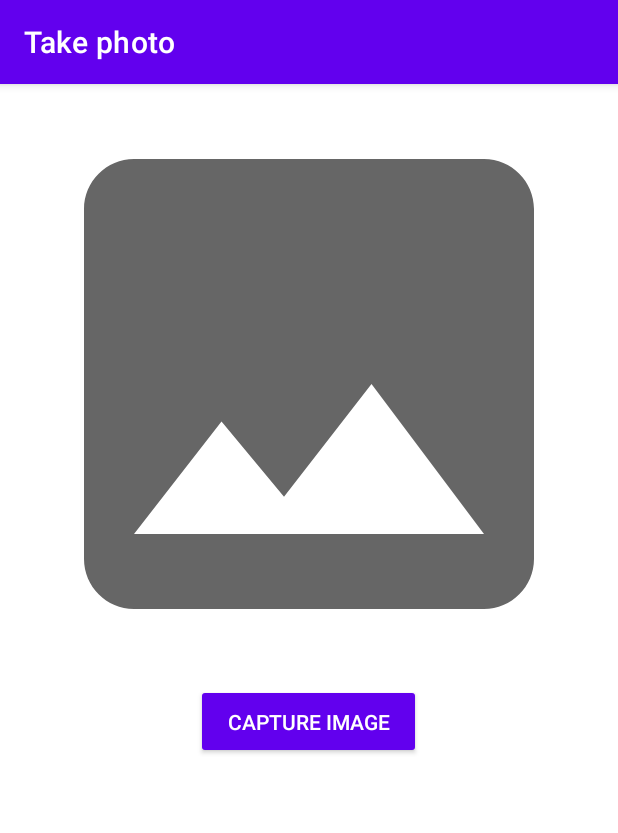
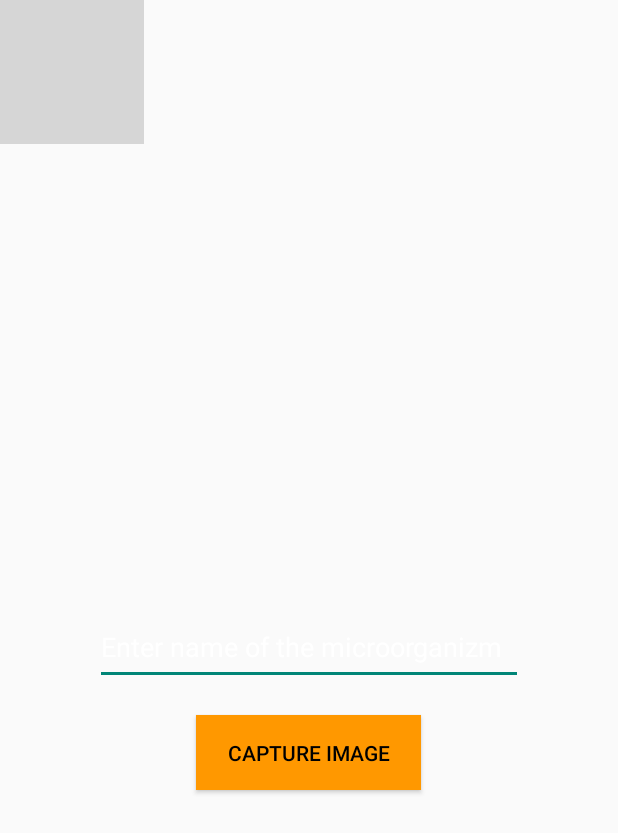
Before and after one commit to krivosudskylukas/bachelors-thesis, an Android app: the TakePhoto screen opened directly, with no data from a screen before it, after a tap on "CAPTURE IMAGE", on a phone screen of 412 x 824 dp. Shown: the top 833 px of the screen. Run offline under Robolectric (Android 15) with nearby library versions, the phone set to English and light mode, and no system bars; grey boxes are pictures that could not be loaded.

Commit message:
updatin backgroud

```diff
--- a/app/src/main/java/com/example/myapplication/Database.java
+++ b/app/src/main/java/com/example/myapplication/Database.java
@@ -82,10 +82,12 @@ public class Database extends AppCompatActivity {
                         // This method is called once with the initial value and again whenever data at this location is updated.
                         // Initializing map which holds Values.
 
-                        //Checking if child exist
+                        //Checking if child exist in database
+                        //if yes add the day and measurement into database
                         if(dataSnapshot.hasChild(micro)){
                             myRef.child(micro).child(day).setValue(newValue);
                         }
+                        //if not create a new child and assign values
                         else{
                             myRef.child(micro).setValue(newValue);
                         }
--- a/app/src/main/java/com/example/myapplication/TakePhoto.java
+++ b/app/src/main/java/com/example/myapplication/TakePhoto.java
@@ -9,6 +9,7 @@ import android.provider.MediaStore;
 import android.util.Log;
 import android.view.View;
 import android.widget.Button;
+import android.widget.EditText;
 import android.widget.ImageView;
 
 import androidx.annotation.Nullable;
@@ -32,13 +33,18 @@ public class TakePhoto extends AppCompatActivity {
         super.onCreate(savedInstanceState);
         setContentView(R.layout.activity_photo);
 
-        mImageView = findViewById(R.id.image_view);
         mCaptureBtn = findViewById(R.id.capture_img_btn);
 
         mCaptureBtn.setOnClickListener(new View.OnClickListener() {
             @Override
             public void onClick(View v) {
-                dispatchTakePictureIntent();
+                EditText mikroName = findViewById(R.id.textView);
+                String nameOfTheMicro = mikroName.getText().toString();
+                if(nameOfTheMicro == null){
+                    nameOfTheMicro = "";
+                }
+                dispatchTakePictureIntent(nameOfTheMicro);
+
             }
         });
     }
@@ -50,25 +56,19 @@ public class TakePhoto extends AppCompatActivity {
         if(requestCode != RESULT_CANCELED){
             if (requestCode == REQUEST_IMAGE_CAPTURE && resultCode == RESULT_OK) {
                 galleryAddPic();
-                try {
-                    Bundle extras = data.getExtras();
-                    Bitmap imageBitmap = (Bitmap) extras.get("data");
-                    mImageView.setImageBitmap(imageBitmap);
-                }
-                catch (Exception e){
-                    Log.d("TAG", "onActivityResult: "+e);
-                }
-                /**/
+                Intent intent = new Intent(this, MainActivity.class);
+                startActivity(intent);
+
             }
         }
     }
 
 
 
-    private File createImageFile() throws IOException {
+    private File createImageFile(String name) throws IOException {
         // Create an image file name
         String timeStamp = new SimpleDateFormat("yyyyMMdd_HHmmss").format(new Date());
-        String imageFileName = "JPEG_" + timeStamp + "_";
+        String imageFileName = name + "_" + timeStamp + "_";
         //Option to save photo to SD-card
         //File storageDir = getExternalFilesDir(Environment.DIRECTORY_PICTURES);
         //Saving photo to gallery
@@ -88,14 +88,14 @@ public class TakePhoto extends AppCompatActivity {
 
 
 
-    private void dispatchTakePictureIntent() {
+    private void dispatchTakePictureIntent(String name) {
         Intent takePictureIntent = new Intent(MediaStore.ACTION_IMAGE_CAPTURE);
         // Ensure that there's a camera to handle the intent
         if (takePictureIntent.resolveActivity(getPackageManager()) != null) {
             // Create the File where the photo should go
             File photoFile = null;
             try {
-                photoFile = createImageFile();
+                photoFile = createImageFile(name);
             } catch (IOException ex) {
                 // Error occurred while creating the File
             }
--- a/app/src/main/res/layout/activity_photo.xml
+++ b/app/src/main/res/layout/activity_photo.xml
@@ -1,29 +1,42 @@
 <?xml version="1.0" encoding="utf-8"?>
+<RelativeLayout android:layout_width="match_parent"
+    android:layout_height="match_parent"
+    xmlns:android="http://schemas.android.com/apk/res/android" >
+
+    <ImageView
+        android:layout_width="wrap_content"
+        android:layout_height="wrap_content"
+        android:scaleType="centerCrop"
+        android:src="@drawable/normal_background" />
     <LinearLayout xmlns:android="http://schemas.android.com/apk/res/android"
         xmlns:app="http://schemas.android.com/apk/res-auto"
         xmlns:tools="http://schemas.android.com/tools"
         android:layout_width="match_parent"
         android:layout_height="match_parent"
         android:orientation="vertical"
-    android:gravity="center_horizontal"
+        android:gravity="center"
         tools:context=".MainActivity">
 
-    <ImageView
-        android:id="@+id/image_view"
-        android:layout_width="400dp"
-        android:layout_height="400dp"
-        android:scaleType="centerCrop"
-        android:src="@drawable/ic_baseline_image_24"
-        android:contentDescription="Image" />
+        <EditText
+            android:id="@+id/textView"
+            android:layout_width="285dp"
+            android:layout_height="50dp"
+            android:layout_marginTop="110dp"
+            android:hint="Enter name of the microorganizm"
+            android:textColorHint="@color/white"
+            android:textColor="@color/white"
+             />
 
         <Button
             android:id="@+id/capture_img_btn"
             style="@style/Base.Widget.AppCompat.Button.Colored"
+            android:textColor="@color/black"
             android:layout_width="150dp"
             android:layout_height="50dp"
+            android:background="#FF9800"
+            android:layout_marginTop="20dp"
             android:text="@string/capture_image" />
 
 
-
-
     </LinearLayout>
+</RelativeLayout>
--- a/app/src/main/res/layout/pick_photo.xml
+++ b/app/src/main/res/layout/pick_photo.xml
@@ -24,7 +24,7 @@
         android:id="@+id/pickPhoto"
         style="@style/Base.Widget.AppCompat.Button.Colored"
         android:layout_width="150dp"
-        android:layout_height="50dp"
+        android:layout_height="75dp"
         android:text="Pick photo from gallery"
         app:layout_constraintBottom_toBottomOf="parent"
         app:layout_constraintEnd_toEndOf="parent"
--- a/app/src/main/res/values/colors.xml
+++ b/app/src/main/res/values/colors.xml
@@ -7,4 +7,5 @@
     <color name="teal_700">#FF018786</color>
     <color name="black">#FF000000</color>
     <color name="white">#FFFFFFFF</color>
+    <color name="mikro">#111010</color>
 </resources>
--- a/app/src/main/res/values/themes.xml
+++ b/app/src/main/res/values/themes.xml
@@ -1,16 +1,16 @@
 <resources xmlns:tools="http://schemas.android.com/tools">
     <!-- Base application theme. -->
-    <style name="Theme.MyApplication" parent="Theme.MaterialComponents.DayNight.DarkActionBar">
+    <style name="Theme.MyApplication" parent="Theme.MaterialComponents.DayNight.NoActionBar.Bridge">
         <!-- Primary brand color. -->
-        <item name="colorPrimary">@color/purple_500</item>
-        <item name="colorPrimaryVariant">@color/purple_700</item>
+        <item name="colorPrimary">#111010</item>
+        <item name="colorPrimaryVariant">#111010</item>
         <item name="colorOnPrimary">@color/white</item>
         <!-- Secondary brand color. -->
         <item name="colorSecondary">@color/teal_200</item>
         <item name="colorSecondaryVariant">@color/teal_700</item>
         <item name="colorOnSecondary">@color/black</item>
         <!-- Status bar color. -->
-        <item name="android:statusBarColor" tools:targetApi="l">?attr/colorPrimaryVariant</item>
+        <item name="android:statusBarColor" tools:targetApi="l">@color/mikro</item>
         <!-- Customize your theme here. -->
     </style>
 </resources>
```
Also changed, not shown: app/src/main/java/com/example/myapplication/Graph.java (+8 -6 lines), app/src/main/java/com/example/myapplication/PickPhoto.java (+41 -90 lines), app/src/main/java/com/example/myapplication/PickReferenceObject.java (deleted, +0 -158 lines), app/src/main/res/layout/activity_graph.xml (+20 -4 lines), app/src/main/res/layout/activity_main.xml (+30 -15 lines). Lines whose indentation alone changed are shown as unchanged.
